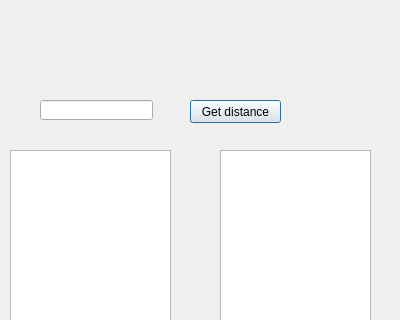
Old version of the form checkdistance.ui in the repository ellenyim8/project2; both pictures show x 0 to 400 and y 0 to 320 of the 400 by 462 pixel window.
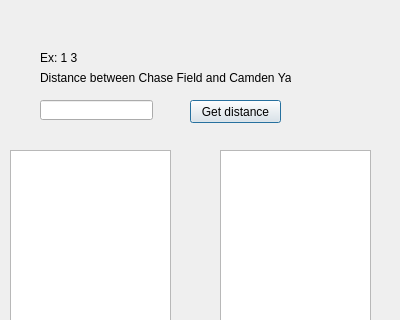
New version of the form.

```diff
--- a/checkdistance.ui
+++ b/checkdistance.ui
@@ -56,6 +56,32 @@
     </rect>
    </property>
   </widget>
+  <widget class="QLabel" name="label">
+   <property name="geometry">
+    <rect>
+     <x>40</x>
+     <y>50</y>
+     <width>141</width>
+     <height>16</height>
+    </rect>
+   </property>
+   <property name="text">
+    <string>Ex: 1 3</string>
+   </property>
+  </widget>
+  <widget class="QLabel" name="label_2">
+   <property name="geometry">
+    <rect>
+     <x>40</x>
+     <y>70</y>
+     <width>251</width>
+     <height>16</height>
+    </rect>
+   </property>
+   <property name="text">
+    <string>Distance between Chase Field and Camden Yards</string>
+   </property>
+  </widget>
  </widget>
  <resources/>
  <connections/>
```
